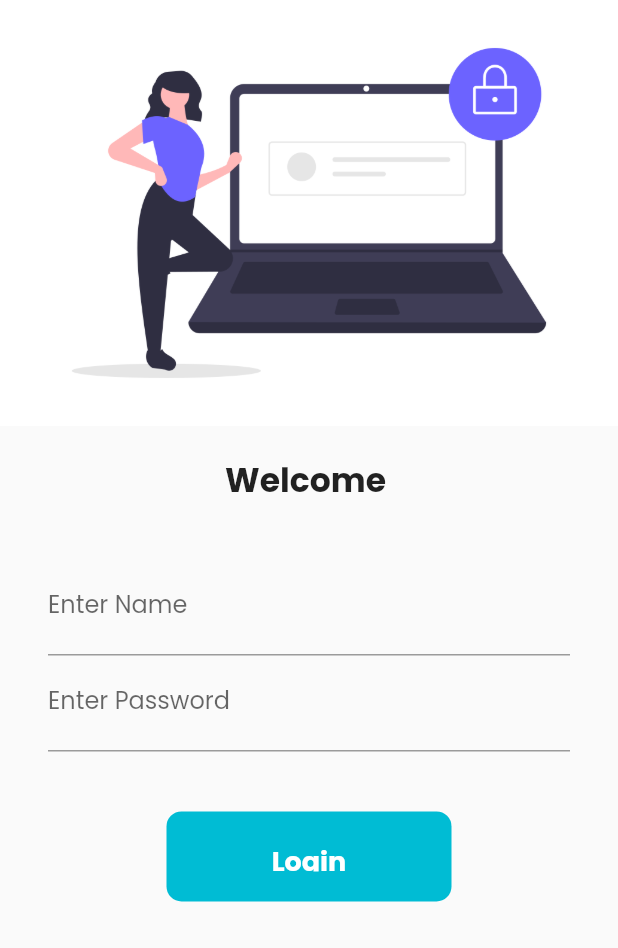
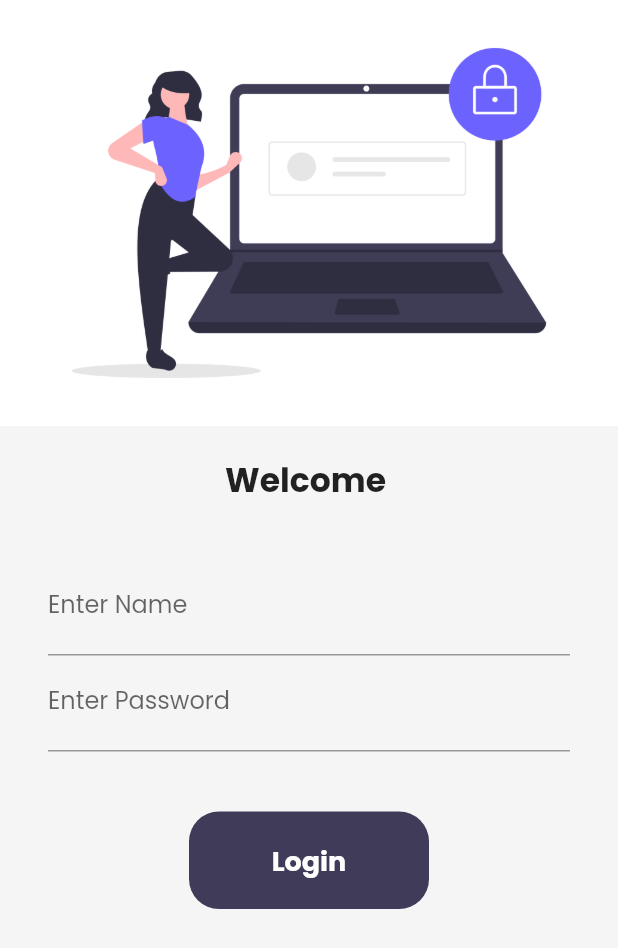
Before and after one commit to ShubhamP08/Firstapp, a Flutter app: the screen it shows after launch, on a phone screen of 412 x 824 dp. Shown: the top 948 px of the screen. Run offline on Flutter 3.47's test engine with Material 2 defaults, Android fonts, the phone set to English and light mode, and no system bars; our stand-ins replace google_fonts, velocity_x.

```diff
--- a/assets/files/catalog.json
+++ b/assets/files/catalog.json
@@ -52,7 +52,7 @@
             "price":30900,
             "color":"#33505a",
             "image":"https://fdn2.gsmarena.com/vv/pics/apple/apple-ipad-102-2021-1.jpg",
-            "detail":"25.91 cm (10.2 inch), Retina Display\n64GB ROM | iPadOS 15\nA13 Bionic Chip Hexa Core Processor\nR: 8MP | F:12MP"
+            "detail":"25.91 cm (10.2inch), Retina Display\n64GB ROM | iPadOS 15\nA13 Bionic Chip Hexa Core Processor\nR: 8MP | F:12MP"
         }
     ]
 }
--- a/lib/main.dart
+++ b/lib/main.dart
@@ -16,7 +16,7 @@ class MyApp extends StatelessWidget {
   @override
   Widget build(BuildContext context) {
     return MaterialApp(
-      themeMode: ThemeMode.light,
+      themeMode: ThemeMode.system,
       theme: Mytheme.lightTheme(context),
       darkTheme: Mytheme.darkTheme(context),
       routes: {
--- a/lib/screens/Home_widgets/catalog_header.dart
+++ b/lib/screens/Home_widgets/catalog_header.dart
@@ -12,7 +12,7 @@ class CatalogHeader extends StatelessWidget {
     return Column(
       crossAxisAlignment: CrossAxisAlignment.start,
       children: [
-        "APPLE Store".text.xl5.bold.color(Mytheme.darkBluish).make(),
+        "APPLE Store".text.xl5.bold.color(context.theme.accentColor).make(),
         "Trending products".text.xl2.make(),
       ],
     );
--- a/lib/screens/Home_widgets/catalog_image.dart
+++ b/lib/screens/Home_widgets/catalog_image.dart
@@ -13,6 +13,6 @@ class CatalogImage extends StatelessWidget {
   Widget build(BuildContext context) {
     return Image.network(
       image,
-    ).box.rounded.p8.color(Mytheme.creamColor).make().p16().w40(context);
+    ).box.rounded.p8.color(context.canvasColor).make().p16().w40(context);
   }
 }
--- a/lib/screens/home_page.dart
+++ b/lib/screens/home_page.dart
@@ -37,10 +37,10 @@ class _homepageState extends State<homepage> {
 
   Widget build(BuildContext context) {
     return Scaffold(
-        backgroundColor: Mytheme.creamColor,
+        backgroundColor: context.canvasColor,
         floatingActionButton: FloatingActionButton(onPressed: ()=> Navigator.pushNamed(context, Myroutes.CartRoute),
-        backgroundColor: Colors.cyan,
-        child: Icon(CupertinoIcons.cart),),
+        backgroundColor: context.theme.buttonColor,
+        child: Icon(CupertinoIcons.cart , color: Colors.white),),
         body: SafeArea(
           child: Container(
             padding: Vx.m32,
--- a/lib/screens/login_page.dart
+++ b/lib/screens/login_page.dart
@@ -1,5 +1,6 @@
 import 'package:first/Utils/routes.dart';
 import 'package:flutter/material.dart';
+import 'package:velocity_x/velocity_x.dart';
 
 class loginpage extends StatefulWidget {
   const loginpage({Key? key}) : super(key: key);
@@ -29,6 +30,7 @@ class _loginpageState extends State<loginpage> {
   @override
   Widget build(BuildContext context) {
     return Material(
+      color: context.canvasColor,
         child: Form(
       key: _formkey,
       child: Column(
@@ -83,15 +85,15 @@ class _loginpageState extends State<loginpage> {
                   height: 40.0,
                 ),
                 Material(
-                  color: Colors.cyan,
-                  borderRadius: BorderRadius.circular(changeButton ? 50 : 10),
+                  color: context.theme.buttonColor,
+                  borderRadius: BorderRadius.circular(changeButton ? 50 : 20),
                   child: InkWell(
                     onTap: () => moveToHome(context),
                     child: AnimatedContainer(
                       duration: Duration(seconds: 1),
                       margin: EdgeInsets.all(20),
-                      width: changeButton ? 20 : 150,
-                      height: 20,
+                      width: changeButton ? 20 : 120,
+                      height: 25,
                       alignment: Alignment.center,
                       child: changeButton
                           ? Icon(
--- a/lib/widgets/themes.dart
+++ b/lib/widgets/themes.dart
@@ -1,10 +1,15 @@
 import 'package:flutter/material.dart';
 import 'package:google_fonts/google_fonts.dart';
+import 'package:velocity_x/velocity_x.dart';
 
 class Mytheme {
   static ThemeData lightTheme(BuildContext context) => ThemeData(
       primarySwatch: Colors.cyan,
       fontFamily: GoogleFonts.poppins().fontFamily,
+      cardColor: Colors.white,
+      canvasColor : creamColor,
+      buttonColor: darkBluish,
+      accentColor: darkBluish,
       appBarTheme: AppBarTheme(
         color: Colors.white,
         elevation: 0.0,
@@ -16,9 +21,22 @@ class Mytheme {
       ));
 
   static ThemeData darkTheme(BuildContext context) => ThemeData(
-        brightness: Brightness.dark,
-      );
+      fontFamily: GoogleFonts.poppins().fontFamily,
+      brightness: Brightness.dark,
+      cardColor: Colors.black,
+      canvasColor : darkcreamColor,
+      buttonColor: lightBluishColor,
+      accentColor: Colors.white,
+      appBarTheme: AppBarTheme(
+        color: Colors.black,
+        elevation: 0.0,
+        iconTheme: IconThemeData(color: Colors.white),
+        toolbarTextStyle: Theme.of(context).textTheme.bodyText2,
+        titleTextStyle: Theme.of(context).textTheme.headline6,
+      ));
 
   static Color creamColor = Color(0xfff5f5f5);
+  static Color darkcreamColor = Vx.gray900;
   static Color darkBluish = Color(0xff403b58);
+  static Color lightBluishColor = Vx.indigo500;
 }
```
Also changed, not shown: lib/screens/Home_widgets/catalog_list.dart (+7 -3 lines), lib/screens/homedetails_page.dart (+9 -6 lines).
